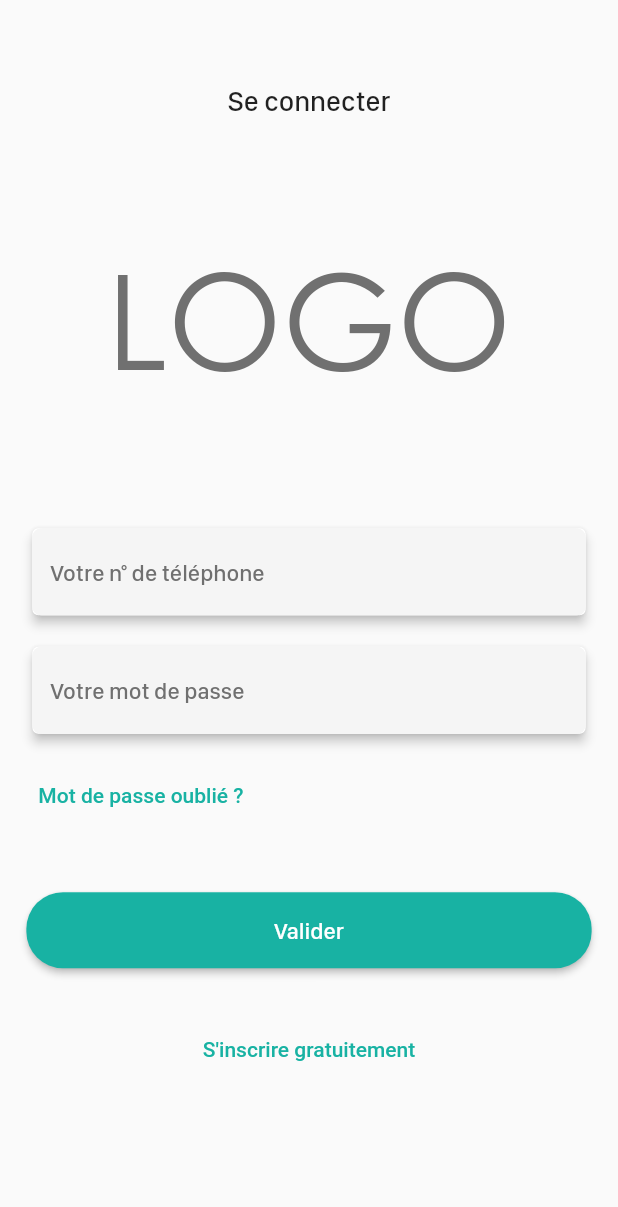
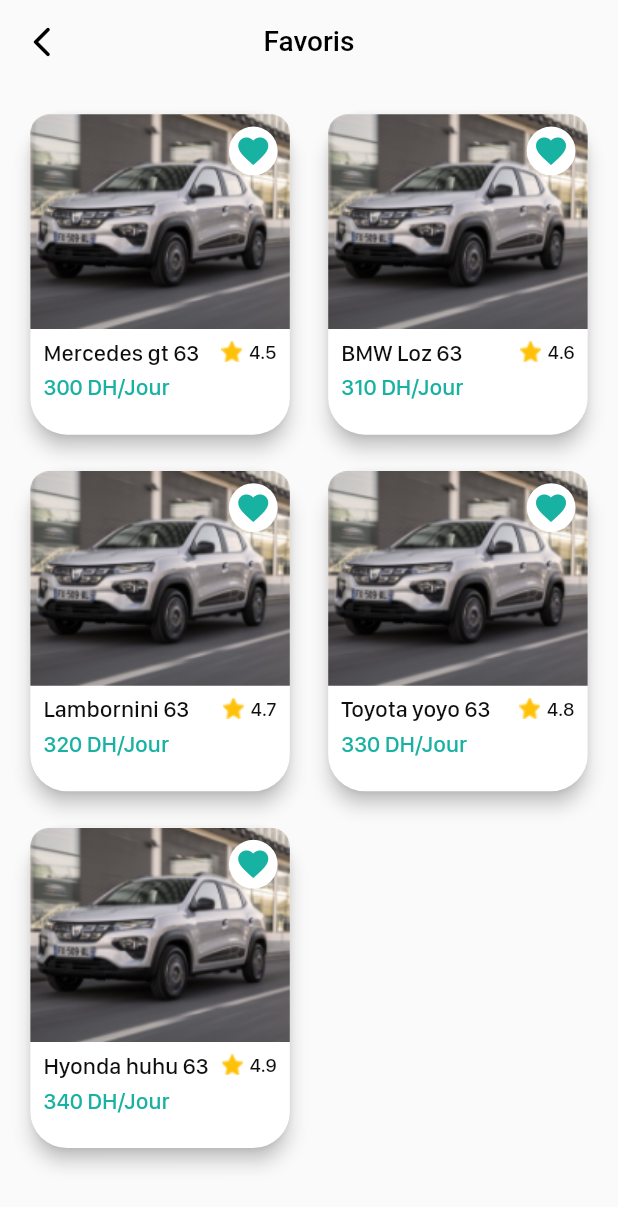
Before and after one commit to alhessiahmed/Windicar, a Flutter app: the screen it shows after launch, on a phone screen of 412 x 824 dp. Shown: the top 1207 px of the screen. Run offline on Flutter 3.47's test engine with Material 2 defaults, Android fonts, the phone set to English and light mode, and no system bars; drawn by our look-alikes of auto_size_text; our stand-ins replace flutter_screenutil, flutter_svg, get; statements that could not run were skipped.

Commit message:
create favorate screen and its controller
install new package auto size text

```diff
--- a/lib/main.dart
+++ b/lib/main.dart
@@ -13,6 +13,7 @@ import 'package:logo/utils/app_colors.dart';
 import 'package:logo/utils/app_text_styles.dart';
 
 import 'screens/auth/reset_new_password.dart';
+import 'screens/favorite/favorite_screen.dart';
 
 void main() {
   runApp(const MyApp());
@@ -64,8 +65,9 @@ class MyApp extends StatelessWidget {
             '/register_screen': (context) => const RegisterScreen(),
             '/verification_screen': (context) => const VerificationScreen(),
             '/reset_new_password_screen': (context) => const ResetNewPasswordScreen(),
+            '/favorite_screen': (context) => const FavoriteScreen(),
           },
-          initialRoute: '/login_screen',
+          initialRoute: '/favorite_screen',
         );
       },
     );
--- /dev/null
+++ b/lib/screens/favorite/favorite_screen.dart
@@ -0,0 +1,62 @@
+import 'package:flutter/material.dart';
+import 'package:flutter_screenutil/flutter_screenutil.dart';
+import 'package:get/get_state_manager/get_state_manager.dart';
+import 'package:logo/screens/profiles/app_bar_widget.dart';
+
+import '../../getx/home_getx_controller.dart';
+import '../home_screen.dart';
+import 'favorite_screen_controller.dart';
+
+class FavoriteScreen extends StatelessWidget {
+  const FavoriteScreen({super.key});
+
+  @override
+  Widget build(BuildContext context) {
+    return Scaffold(
+      appBar: getAppBarCustom(title: 'Favoris', context: context),
+      body: Column(
+        mainAxisAlignment: MainAxisAlignment.center,
+        children: [
+          GetBuilder(
+            init: FavoriteScreenController(),
+            builder: (FavoriteScreenController controller) {
+              if (controller.loading) {
+                return const Center(
+                  child: CircularProgressIndicator(),
+                );
+              } else {
+                return Expanded(
+                  child: GridView.builder(
+                    shrinkWrap: true,
+                    // physics: const NeverScrollableScrollPhysics(),
+                    physics: const BouncingScrollPhysics(),
+                    padding: EdgeInsets.all(16.r),
+                    itemCount: controller.items.length,
+                    gridDelegate: SliverGridDelegateWithFixedCrossAxisCount(
+                      crossAxisCount: 2,
+                      mainAxisSpacing: 16.h,
+                      crossAxisSpacing: 16.w,
+                      childAspectRatio: 166.w / 220.h,
+                    ),
+                    itemBuilder: (context, index) {
+                      return CarCard(
+                        id: controller.items[index].id,
+                        imgUrl: controller.items[index].imgUrl,
+                        title: controller.items[index].title,
+                        subtitle: controller.items[index].subtitle,
+                        rating: controller.items[index].rating,
+                        isFav: controller.items[index].isFav,
+                        onTap: (() async =>
+                            await controller.toggleFavorite(index: index)),
+                      );
+                    },
+                  ),
+                );
+              }
+            },
+          ),
+        ],
+      ),
+    );
+  }
+}
--- /dev/null
+++ b/lib/screens/favorite/favorite_screen_controller.dart
@@ -0,0 +1,78 @@
+import 'package:get/get.dart';
+
+import '../../model/Car.dart';
+
+class FavoriteScreenController extends GetxController {
+  bool loading = false;
+  List<Car> items = [];
+
+  @override
+  void onInit() async {
+    await read();
+    super.onInit();
+  }
+
+  Future<void> read() async {
+    loading = true;
+    await Future.delayed(
+      Duration(seconds: 3),
+      () {
+        items = fillList();
+      },
+    );
+    loading = false;
+    update();
+  }
+
+  Future<void> toggleFavorite({
+    required index,
+  }) async {
+    items[index].isFav = !items[index].isFav;
+    update();
+  }
+
+  List<Car> fillList() {
+    return [
+      Car(
+        id: 1,
+        imgUrl: 'assets/images/car.png',
+        title: 'Mercedes gt 63',
+        subtitle: '300 DH/Jour',
+        rating: '4.5',
+        isFav: true,
+      ),
+      Car(
+        id: 2,
+        imgUrl: 'assets/images/car.png',
+        title: 'BMW Loz 63',
+        subtitle: '310 DH/Jour',
+        rating: '4.6',
+        isFav: true,
+      ),
+      Car(
+        id: 3,
+        imgUrl: 'assets/images/car.png',
+        title: 'Lambornini 63',
+        subtitle: '320 DH/Jour',
+        rating: '4.7',
+        isFav: true,
+      ),
+      Car(
+        id: 4,
+        imgUrl: 'assets/images/car.png',
+        title: 'Toyota yoyo 63',
+        subtitle: '330 DH/Jour',
+        rating: '4.8',
+        isFav: true,
+      ),
+      Car(
+        id: 5,
+        imgUrl: 'assets/images/car.png',
+        title: 'Hyonda huhu 63',
+        subtitle: '340 DH/Jour',
+        rating: '4.9',
+        isFav: true,
+      ),
+    ];
+  }
+}
--- a/lib/screens/home_screen.dart
+++ b/lib/screens/home_screen.dart
@@ -1,3 +1,4 @@
+import 'package:auto_size_text/auto_size_text.dart';
 import 'package:flutter/material.dart';
 import 'package:flutter_screenutil/flutter_screenutil.dart';
 import 'package:get/get.dart';
@@ -168,7 +169,7 @@ class CarCard extends StatelessWidget {
               padding: EdgeInsets.symmetric(horizontal: 8.w),
               child: Row(
                 children: [
-                  Text(
+                  AutoSizeText(
                     title,
                     style: AppTextStyles.cardBlackTextStyle,
                   ),
@@ -177,7 +178,7 @@ class CarCard extends StatelessWidget {
                   SizedBox(
                     width: 4.w,
                   ),
-                  Text(
+                  AutoSizeText(
                     rating,
                     style: AppTextStyles.ratingTextStyle,
                   ),
@@ -189,7 +190,7 @@ class CarCard extends StatelessWidget {
             ),
             Padding(
               padding: EdgeInsets.symmetric(horizontal: 8.w),
-              child: Text(
+              child: AutoSizeText(
                 subtitle,
                 style: AppTextStyles.cardGreenTextStyle,
               ),
--- a/pubspec.yaml
+++ b/pubspec.yaml
@@ -41,6 +41,7 @@ dependencies:
   google_fonts: ^3.0.1
   get: ^4.6.5
   flutter_svg: ^1.1.6
+  auto_size_text: ^3.0.0
 
 dev_dependencies:
   flutter_test:
```
Also changed, not shown: pubspec.lock.
